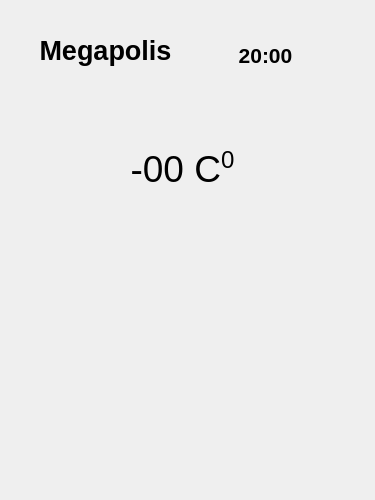
Before: the Qt Designer form mainwindow.ui in Wekir-xx/Weather, drawn with Qt 5.
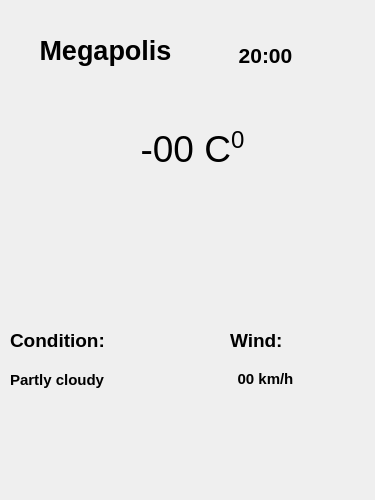
After: the same form once the commit is applied.

```diff
--- a/mainwindow.ui
+++ b/mainwindow.ui
@@ -55,8 +55,8 @@
    <widget class="QLabel" name="temperature">
     <property name="geometry">
      <rect>
-      <x>110</x>
-      <y>120</y>
+      <x>120</x>
+      <y>100</y>
       <width>145</width>
       <height>100</height>
      </rect>
@@ -68,6 +68,71 @@
      <string>&lt;html&gt;&lt;head/&gt;&lt;body&gt;&lt;p align=&quot;center&quot;&gt;&lt;span style=&quot; font-size:28pt;&quot;&gt;-00 C&lt;/span&gt;&lt;span style=&quot; font-size:28pt; vertical-align:super;&quot;&gt;0&lt;/span&gt;&lt;/p&gt;&lt;/body&gt;&lt;/html&gt;</string>
     </property>
    </widget>
+   <widget class="QLabel" name="label">
+    <property name="geometry">
+     <rect>
+      <x>10</x>
+      <y>310</y>
+      <width>131</width>
+      <height>61</height>
+     </rect>
+    </property>
+    <property name="text">
+     <string>&lt;html&gt;&lt;head/&gt;&lt;body&gt;&lt;p&gt;&lt;span style=&quot; font-size:14pt; font-weight:700;&quot;&gt;Condition:&lt;/span&gt;&lt;/p&gt;&lt;/body&gt;&lt;/html&gt;</string>
+    </property>
+   </widget>
+   <widget class="QLabel" name="condition">
+    <property name="geometry">
+     <rect>
+      <x>10</x>
+      <y>370</y>
+      <width>151</width>
+      <height>21</height>
+     </rect>
+    </property>
+    <property name="text">
+     <string>&lt;html&gt;&lt;head/&gt;&lt;body&gt;&lt;p&gt;&lt;span style=&quot; font-family:'Courier New'; font-size:11pt; font-weight:700; color:#000000;&quot;&gt;Partly cloudy&lt;/span&gt;&lt;/p&gt;&lt;/body&gt;&lt;/html&gt;</string>
+    </property>
+   </widget>
+   <widget class="QLabel" name="label_3">
+    <property name="geometry">
+     <rect>
+      <x>230</x>
+      <y>310</y>
+      <width>101</width>
+      <height>61</height>
+     </rect>
+    </property>
+    <property name="text">
+     <string>&lt;html&gt;&lt;head/&gt;&lt;body&gt;&lt;p&gt;&lt;span style=&quot; font-size:14pt; font-weight:700;&quot;&gt;Wind:&lt;/span&gt;&lt;/p&gt;&lt;/body&gt;&lt;/html&gt;</string>
+    </property>
+   </widget>
+   <widget class="QLabel" name="speed">
+    <property name="geometry">
+     <rect>
+      <x>220</x>
+      <y>370</y>
+      <width>91</width>
+      <height>16</height>
+     </rect>
+    </property>
+    <property name="text">
+     <string>&lt;html&gt;&lt;head/&gt;&lt;body&gt;&lt;p align=&quot;center&quot;&gt;&lt;span style=&quot; font-family:'Courier New'; font-size:11pt; font-weight:700; color:#000000;&quot;&gt;00 km/h&lt;/span&gt;&lt;/p&gt;&lt;/body&gt;&lt;/html&gt;</string>
+    </property>
+   </widget>
+   <widget class="QLabel" name="picture">
+    <property name="geometry">
+     <rect>
+      <x>130</x>
+      <y>190</y>
+      <width>121</width>
+      <height>121</height>
+     </rect>
+    </property>
+    <property name="text">
+     <string/>
+    </property>
+   </widget>
   </widget>
   <widget class="QMenuBar" name="menubar">
    <property name="geometry">
```
